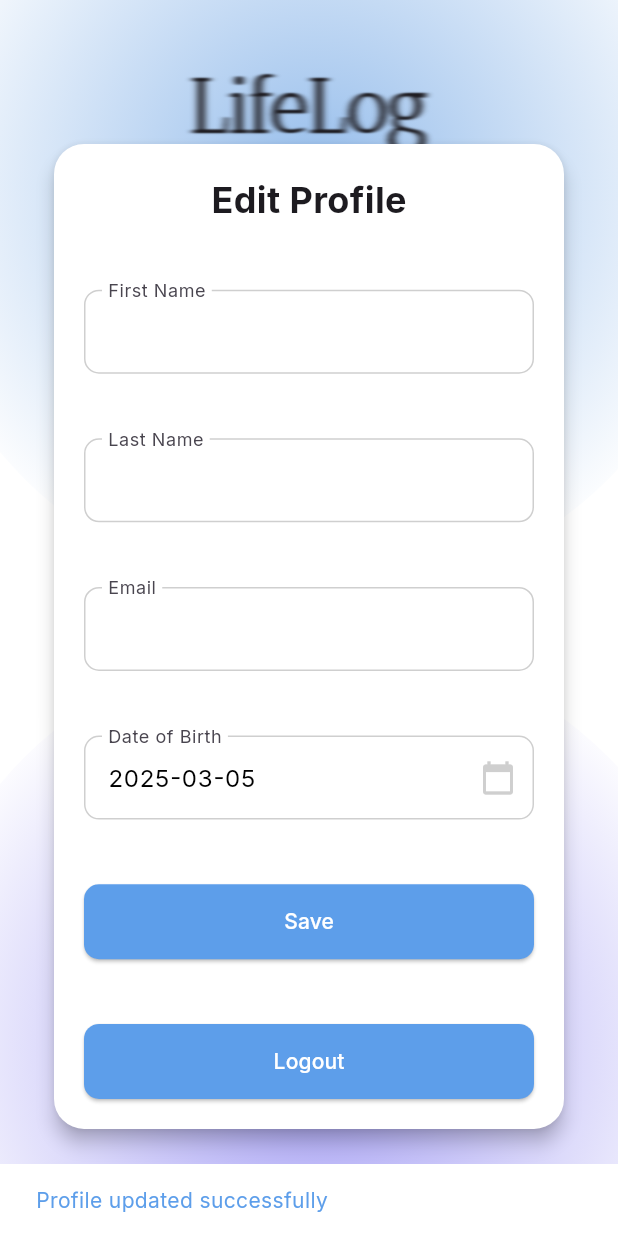
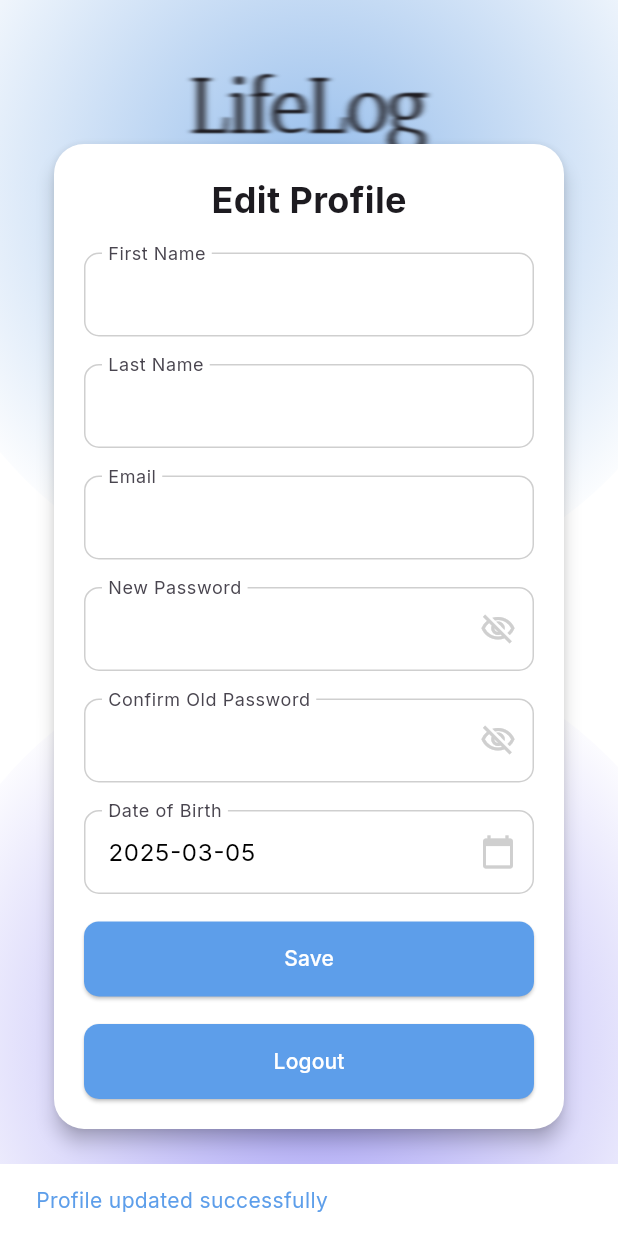
Before and after one commit to nikolovaradica/MIS-Proekt, a Flutter app: the ProfileScreen screen opened directly, after a tap on "Save", on a phone screen of 412 x 824 dp. Run offline on Flutter 3.47's test engine with Material 3 defaults, Android fonts, the light colour scheme and no system bars; our stand-ins replace cloud_firestore, firebase_auth, firebase_core, firebase_storage, fl_chart, flutter_map and 7 more; accounts and stored records are empty.

Commit message:
add password update functionality

```diff
--- a/lib/screens/profile_screen.dart
+++ b/lib/screens/profile_screen.dart
@@ -21,8 +21,9 @@ class _ProfileScreenState extends State<ProfileScreen> {
   final TextEditingController _lastNameController = TextEditingController();
   final TextEditingController _emailController = TextEditingController();
   final TextEditingController _dateOfBirthController = TextEditingController();
-  final TextEditingController _passwordController = TextEditingController();
-  bool _isEmailChanged = false;
+  final TextEditingController _currentPasswordController = TextEditingController();
+  final TextEditingController _newPasswordController = TextEditingController();
+  bool _obscurePassword = true;
 
   @override
   void initState() {
@@ -55,8 +56,13 @@ class _ProfileScreenState extends State<ProfileScreen> {
 
     if (user != null && firebaseUser != null) {
       try {
+        if (_newPasswordController.text.isNotEmpty) {
+          await AuthService().reauthenticate(firebaseUser.email!, _currentPasswordController.text);
+          await firebaseUser.updatePassword(_newPasswordController.text);
+          _currentPasswordController.text = _newPasswordController.text;
+        }
         if (_emailController.text != user.email) {
-          if (_passwordController.text.isEmpty) {
+          if (_currentPasswordController.text.isEmpty && mounted) {
             ScaffoldMessenger.of(context).showSnackBar(
               SnackBar(
                 content: const Text(
@@ -68,7 +74,7 @@ class _ProfileScreenState extends State<ProfileScreen> {
             );
             return;
           }
-          await AuthService().reauthenticate(firebaseUser.email!, _passwordController.text);
+          await AuthService().reauthenticate(firebaseUser.email!, _currentPasswordController.text);
           await firebaseUser.verifyBeforeUpdateEmail(_emailController.text);
         }
         user.firstName = _firstNameController.text;
@@ -93,7 +99,7 @@ class _ProfileScreenState extends State<ProfileScreen> {
           ScaffoldMessenger.of(context).showSnackBar(
             SnackBar(
               content: Text(
-                'Error updating email: ${e.message}',
+                e.code,
                 style: const TextStyle(color: Color(0xFF5D9EEA)),
               ),
               backgroundColor: Theme.of(context).primaryColor,
@@ -110,7 +116,7 @@ class _ProfileScreenState extends State<ProfileScreen> {
     _lastNameController.dispose();
     _emailController.dispose();
     _dateOfBirthController.dispose();
-    _passwordController.dispose();
+    _currentPasswordController.dispose();
     super.dispose();
   }
 
@@ -160,19 +166,38 @@ class _ProfileScreenState extends State<ProfileScreen> {
                           ),
                           CustomTextFormField(
                             label: 'Email',
-                            controller: _emailController,
-                            onChanged: (value) {
-                              setState(() {
-                                _isEmailChanged = value != user.email;
-                              });
-                            }
+                            controller: _emailController
                           ),
-                          if (_isEmailChanged)
-                            CustomTextFormField(
-                              label: 'Password (to confirm)',
-                              controller: _passwordController,
-                              obscureText: true
+                          CustomTextFormField(
+                            label: 'New Password',
+                            controller: _newPasswordController,
+                            obscureText: _obscurePassword,
+                            suffixIcon: IconButton(
+                              icon: Icon(_obscurePassword
+                                ? Icons.visibility_off_outlined
+                                : Icons.visibility_outlined, color: const Color.fromARGB(255, 207, 207, 207),),
+                              onPressed: () {
+                                setState(() {
+                                  _obscurePassword = !_obscurePassword;
+                                });
+                              },
                             ),
+                          ),
+                          CustomTextFormField(
+                            label: 'Confirm Old Password',
+                            controller: _currentPasswordController,
+                            obscureText: _obscurePassword,
+                            suffixIcon: IconButton(
+                              icon: Icon(_obscurePassword
+                                ? Icons.visibility_off_outlined
+                                : Icons.visibility_outlined, color: const Color.fromARGB(255, 207, 207, 207),),
+                              onPressed: () {
+                                setState(() {
+                                  _obscurePassword = !_obscurePassword;
+                                });
+                              },
+                            ),
+                          ),
                           CustomTextFormField(
                             label: 'Date of Birth',
                             controller: _dateOfBirthController,
```
